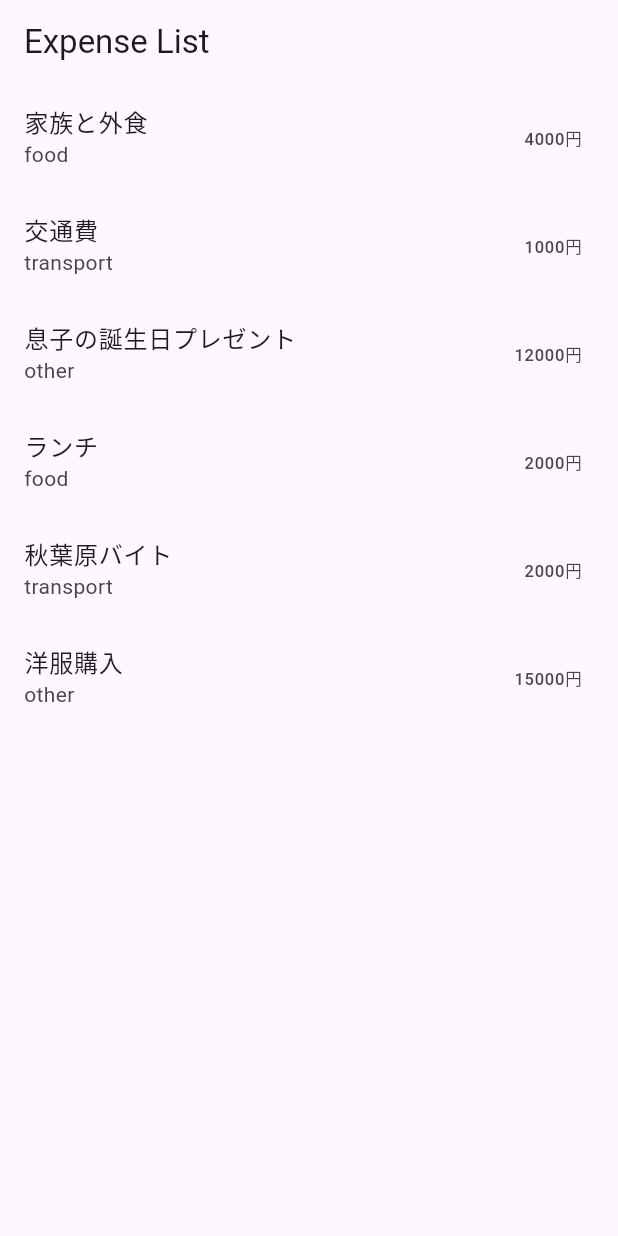
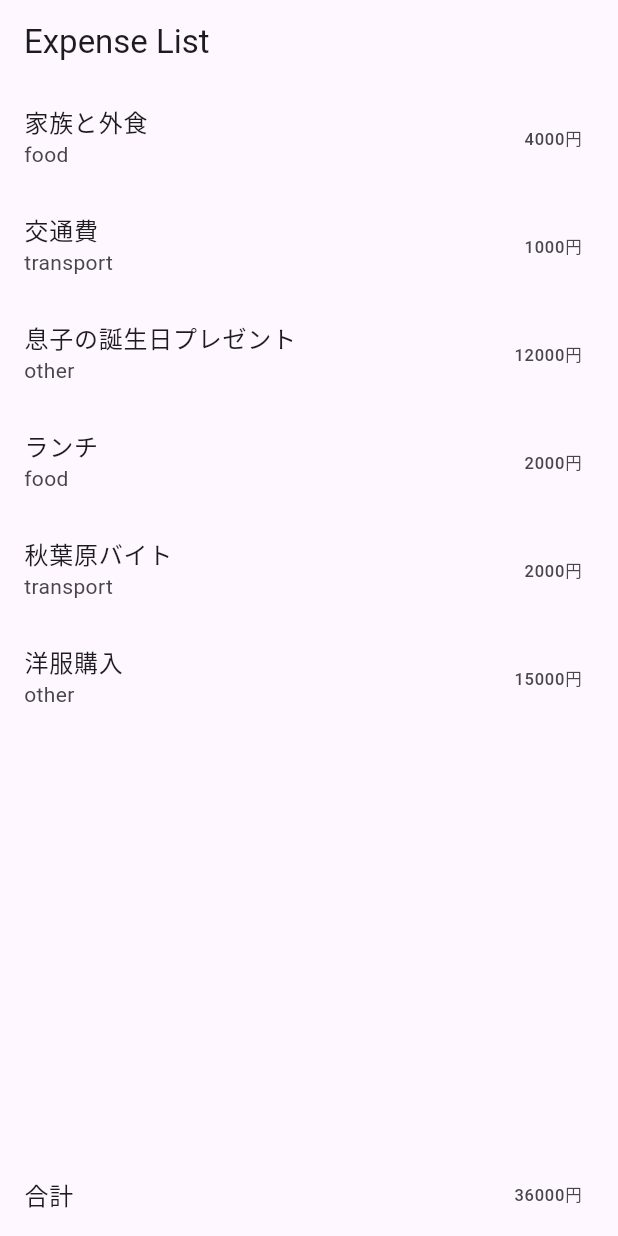
Before and after one commit to Nomad09Ari/expense-tracker, a Flutter app: the screen it shows after launch, on a phone screen of 412 x 824 dp. Run offline on Flutter 3.47's test engine with Material 3 defaults, Android fonts, the phone set to English and light mode, and no system bars.

Commit message:
feat: 支出一覧に合計金額を表示する

```diff
--- a/mobile/lib/features/expenses/presentation/expense_list_screen.dart
+++ b/mobile/lib/features/expenses/presentation/expense_list_screen.dart
@@ -1,14 +1,19 @@
 import 'package:flutter/material.dart';
 import 'package:expense_mobile/features/expenses/data/expenses_sample.dart';
+import 'package:expense_mobile/features/expenses/application/expense_calculation.dart';
 
 class ExpenseListScreen extends StatelessWidget {
   const ExpenseListScreen({super.key});
 
   @override
   Widget build(BuildContext context) {
+    final expensesTotalAmount = calculateTotalAmount(expenses: expensesSample);
     return Scaffold(
       appBar: AppBar(title: const Text('Expense List')),
-      body: ListView.builder(
+      body: Column(
+        children: [
+          Expanded(
+            child: ListView.builder(
               itemCount: expensesSample.length,
               itemBuilder: (context, index) {
                 final expense = expensesSample[index];
@@ -19,6 +24,13 @@ class ExpenseListScreen extends StatelessWidget {
                 );
               },
             ),
+          ),
+          ListTile(
+            title: const Text('合計'),
+            trailing: Text('$expensesTotalAmount円'),
+          ),
+        ],
+      ),
     );
   }
 }
```
Also changed, not shown: mobile/lib/main.dart (line endings or trailing spaces). Lines whose indentation alone changed are shown as unchanged.
